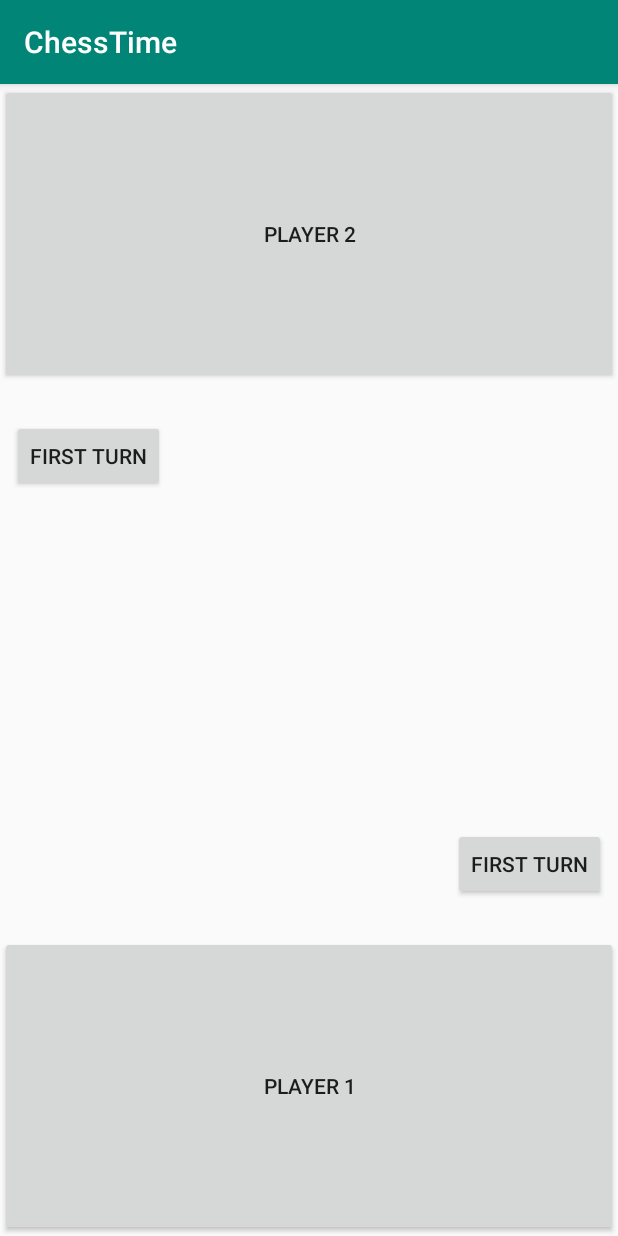
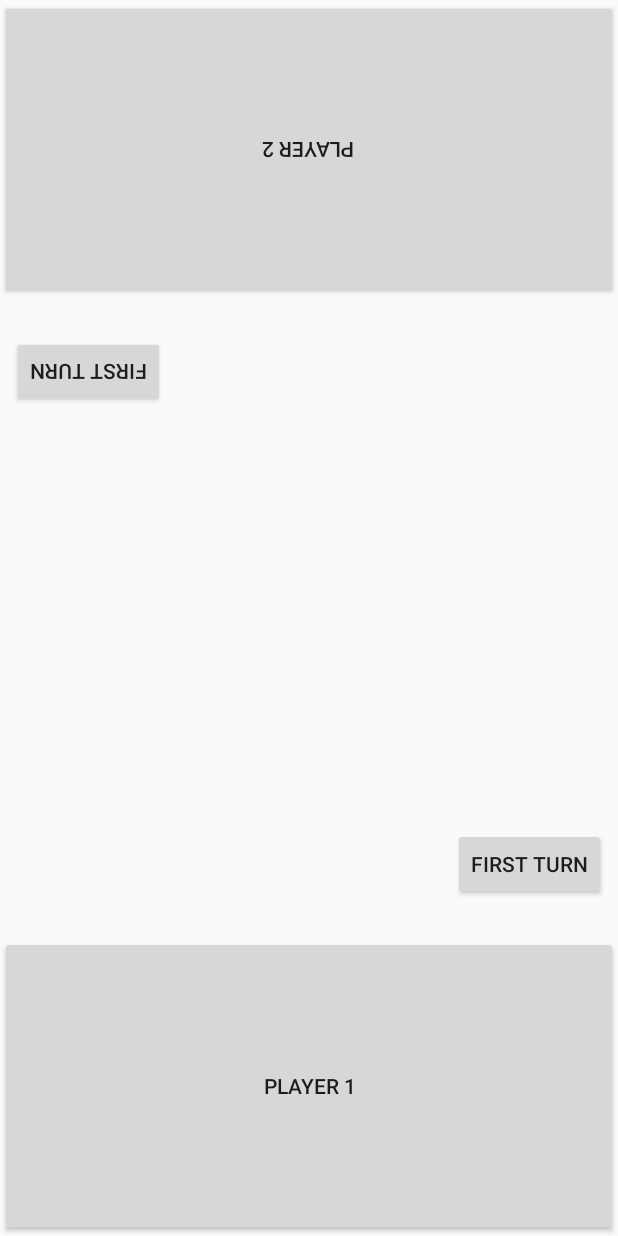
Before and after one commit to DallasGianniny/ChessTime, an Android app: the screen it shows after launch (MainActivity), after a tap on "PLAYER 1", on a phone screen of 412 x 824 dp. Run offline under Robolectric (Android 15) with nearby library versions, the light colour scheme and no system bars.

Commit message:
removed title/status bar, added locks to some buttons

```diff
--- a/app/src/main/java/com/example/dallas/chesstime/MainActivity.java
+++ b/app/src/main/java/com/example/dallas/chesstime/MainActivity.java
@@ -1,9 +1,11 @@
 package com.example.dallas.chesstime;
 
 import android.os.CountDownTimer;
+import android.support.v4.view.accessibility.AccessibilityNodeInfoCompat;
 import android.support.v7.app.AppCompatActivity;
 import android.os.Bundle;
 import android.view.View;
+import android.view.Window;
 import android.widget.Button;
 import android.widget.TextView;
 
@@ -13,6 +15,9 @@ public class MainActivity extends AppCompatActivity {
     protected void onCreate(Bundle savedInstanceState) {
         super.onCreate(savedInstanceState);
         setContentView(R.layout.activity_main);
+
+        getWindow().setFlags(AccessibilityNodeInfoCompat.ACTION_NEXT_HTML_ELEMENT, AccessibilityNodeInfoCompat.ACTION_NEXT_HTML_ELEMENT);
+        getWindow().getDecorView().setSystemUiVisibility(3328);
 
         class BetterCountDownTimer {
             private TextView textView;
@@ -83,19 +88,23 @@ public class MainActivity extends AppCompatActivity {
         turnButton.setOnClickListener(new View.OnClickListener() {
             @Override
             public void onClick(View v) {
+                if (!checkIfEmptyText(textView) || !checkIfEmptyText(textView2)) {
                     long millisUntilFinished = betterCountDownTimer.getMillisUntilFinished();
                     betterCountDownTimer.countDownTimer.cancel();
                     betterCountDownTimer.createCountDownTimer(millisUntilFinished);
                     betterCountDownTimer2.countDownTimer.start();
                 }
+            }
         });
         turnButton2.setOnClickListener(new View.OnClickListener() {
             @Override
             public void onClick(View v) {
+                if (!checkIfEmptyText(textView) || !checkIfEmptyText(textView2)) {
                     long millisUntilFinished = betterCountDownTimer2.getMillisUntilFinished();
                     betterCountDownTimer2.countDownTimer.cancel();
                     betterCountDownTimer2.createCountDownTimer(millisUntilFinished);
                     betterCountDownTimer.countDownTimer.start();
+                }
             }
         });
     }
--- a/app/src/main/res/layout/activity_main.xml
+++ b/app/src/main/res/layout/activity_main.xml
@@ -18,6 +18,7 @@
         android:id="@+id/button2"
         android:layout_width="match_parent"
         android:layout_height="200dp"
+        android:rotation="180"
         android:text="Player 2"
         app:layout_constraintTop_toTopOf="parent"
         tools:layout_editor_absoluteX="8dp" />
@@ -29,7 +30,7 @@
         android:layout_marginStart="8dp"
         android:layout_marginEnd="8dp"
         android:layout_marginBottom="8dp"
-        android:textSize="30sp"
+        android:textSize="36sp"
         app:layout_constraintBottom_toTopOf="@+id/button"
         app:layout_constraintEnd_toEndOf="parent"
         app:layout_constraintStart_toStartOf="parent"
@@ -42,7 +43,8 @@
         android:layout_marginStart="8dp"
         android:layout_marginTop="8dp"
         android:layout_marginEnd="8dp"
-        android:textSize="30sp"
+        android:rotation="180"
+        android:textSize="36sp"
         app:layout_constraintEnd_toEndOf="parent"
         app:layout_constraintStart_toStartOf="parent"
         app:layout_constraintTop_toBottomOf="@+id/button2"
@@ -64,6 +66,7 @@
         android:layout_height="wrap_content"
         android:layout_marginStart="8dp"
         android:layout_marginTop="24dp"
+        android:rotation="180"
         android:text="First Turn"
         app:layout_constraintStart_toStartOf="parent"
         app:layout_constraintTop_toBottomOf="@+id/button2" />
--- a/app/src/main/res/values/styles.xml
+++ b/app/src/main/res/values/styles.xml
@@ -1,7 +1,7 @@
 <resources>
 
     <!-- Base application theme. -->
-    <style name="AppTheme" parent="Theme.AppCompat.Light.DarkActionBar">
+    <style name="AppTheme" parent="Theme.AppCompat.Light.NoActionBar">
         <!-- Customize your theme here. -->
         <item name="colorPrimary">@color/colorPrimary</item>
         <item name="colorPrimaryDark">@color/colorPrimaryDark</item>
```
Lines whose indentation alone changed are shown as unchanged.
